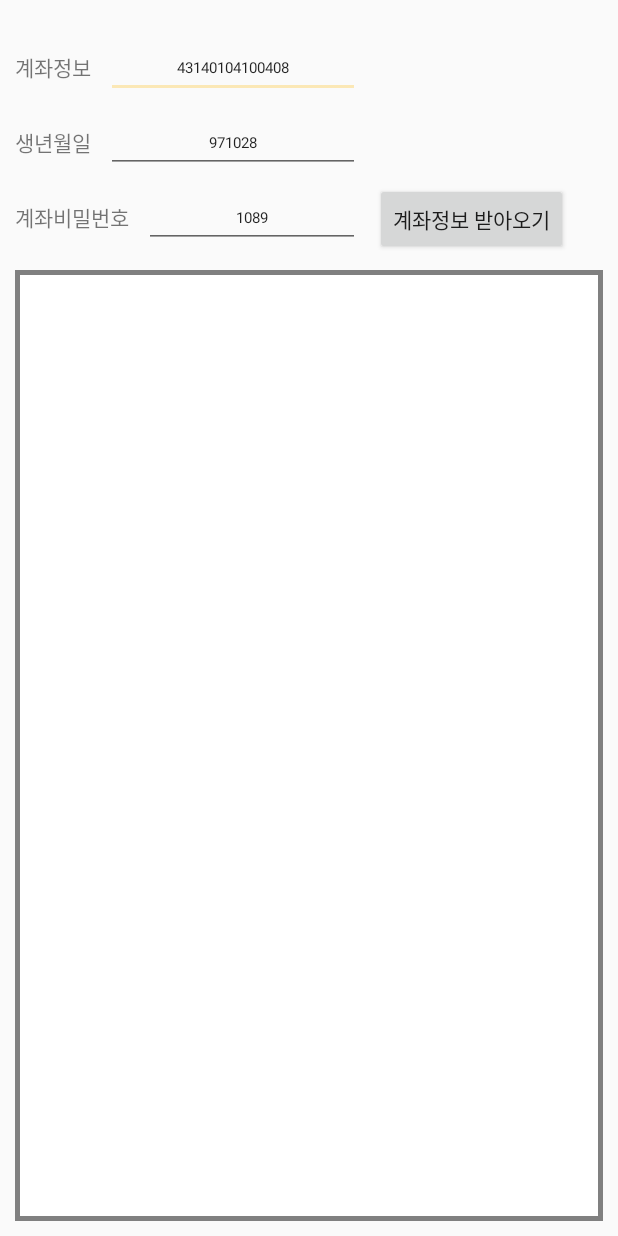
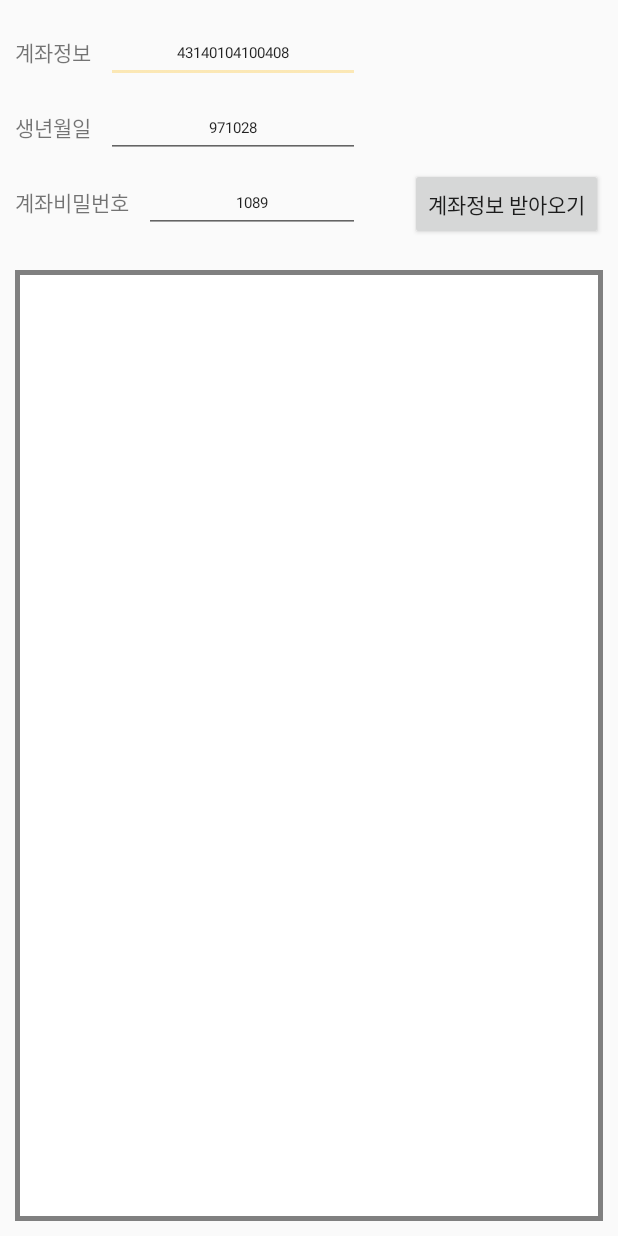
Before and after one commit to Seonghn/KBSC, an Android app: the layout fragment_servercom.xml on its own in the app's theme, with its tools: preview values and no code run, on a phone screen of 412 x 824 dp. Run offline under Robolectric (Android 15) with nearby library versions, the light colour scheme and no system bars; network calls fail.

Commit message:
Server Activity를 Fragment로 변경하여 옮김

```diff
--- a/app/src/main/AndroidManifest.xml
+++ b/app/src/main/AndroidManifest.xml
@@ -29,7 +29,6 @@
         </activity>
         <!-- Activity 등록코드 -->
         <activity android:name=".MainActivity"/>
-        <activity android:name="ServerCommunicationActivity"/>
     </application>
 
 </manifest>
--- a/app/src/main/res/layout/server_communication.xml
+++ b/app/src/main/res/layout/fragment_servercom.xml
@@ -1,9 +1,9 @@
 <?xml version="1.0" encoding="utf-8"?>
 <LinearLayout xmlns:android="http://schemas.android.com/apk/res/android"
+    android:id="@+id/server_communication_linear"
     android:layout_width="match_parent"
     android:layout_height="match_parent"
-    android:orientation="vertical"
-    android:id="@+id/server_communication_linear">
+    android:orientation="vertical">
 
     <LinearLayout
         android:layout_width="match_parent"
@@ -14,7 +14,7 @@
         <LinearLayout
             android:layout_width="250dp"
             android:layout_height="wrap_content"
-            android:layout_marginTop="20dp"
+            android:layout_marginTop="10dp"
             android:orientation="vertical">
 
             <LinearLayout
@@ -36,9 +36,9 @@
                     android:layout_marginLeft="10dp"
                     android:gravity="center"
                     android:hint="ex) 58890204070569"
+                    android:text="43140104100408"
                     android:textColorHint="#88808080"
-                    android:textSize="10dp"
-                    android:text="43140104100408"/>
+                    android:textSize="10dp" />
             </LinearLayout>
 
             <LinearLayout
@@ -60,9 +60,9 @@
                     android:layout_marginLeft="10dp"
                     android:gravity="center"
                     android:hint="ex) 960520"
+                    android:text="971028"
                     android:textColorHint="#88808080"
-                    android:textSize="10dp"
-                    android:text="971028"/>
+                    android:textSize="10dp" />
             </LinearLayout>
 
             <LinearLayout
@@ -84,29 +84,36 @@
                     android:layout_marginLeft="10dp"
                     android:gravity="center"
                     android:hint="ex) 0000"
+                    android:text="1089"
                     android:textColorHint="#88808080"
-                    android:textSize="10dp"
-                    android:text="1089"/>
+                    android:textSize="10dp" />
             </LinearLayout>
         </LinearLayout>
 
         <!-- 서버 전송 버튼 -->
-        <Button
-            android:id="@+id/server_send_btn"
-            android:layout_width="wrap_content"
-            android:layout_height="wrap_content"
-            android:layout_gravity="bottom|right"
-            android:text="계좌정보 받아오기" />
+        <LinearLayout
+            android:layout_width="match_parent"
+            android:layout_height="match_parent"
+            android:gravity="right"
+            android:layout_margin="10dp">
+
+            <Button
+                android:id="@+id/server_send_btn"
+                android:layout_width="wrap_content"
+                android:layout_height="wrap_content"
+                android:layout_gravity="bottom"
+                android:text="계좌정보 받아오기" />
+        </LinearLayout>
     </LinearLayout>
 
     <!-- 계좌 정보 출력 란 -->
 
     <ScrollView
+        android:id="@+id/server_communication_scroll"
         android:layout_width="match_parent"
         android:layout_height="match_parent"
         android:layout_margin="10dp"
-        android:background="@drawable/account_print_border"
-        android:id="@+id/server_communication_scroll">
+        android:background="@drawable/account_print_border">
 
         <TextView
             android:id="@+id/sc_tv"
--- a/app/src/main/res/layout/loading.xml
+++ b/app/src/main/res/layout/loading.xml
@@ -7,6 +7,5 @@
         <ImageView
             android:id="@+id/ivloading"
             android:layout_width="100dp"
-            android:layout_height="100dp"
-            />
+            android:layout_height="100dp"/>
 </LinearLayout>
--- a/app/src/main/res/menu/activity_main_drawer.xml
+++ b/app/src/main/res/menu/activity_main_drawer.xml
@@ -9,9 +9,9 @@
             android:icon="@drawable/ic_menu_camera"
             android:title="@string/menu_home" />
         <item
-            android:id="@+id/nav_gallery"
-            android:icon="@drawable/ic_menu_gallery"
-            android:title="@string/menu_gallery" />
+            android:id="@+id/nav_sever_com"
+            android:icon="@drawable/ic_account_list"
+            android:title="Custom" />
         <item
             android:id="@+id/nav_slideshow"
             android:icon="@drawable/ic_menu_slideshow"
--- a/app/src/main/res/values/strings.xml
+++ b/app/src/main/res/values/strings.xml
@@ -8,7 +8,7 @@
     <string name="action_settings">Settings</string>
 
     <string name="menu_home">Home</string>
-    <string name="menu_gallery">Gallery</string>
+    <string name="menu_custom">Custom</string>
     <string name="menu_slideshow">Slideshow</string>
     <string name="menu_tools">Tools</string>
     <string name="menu_share">Share</string>
```
Also changed, not shown: app/src/main/java/com/example/kbkbkb/MainActivity.java (+2 -6 lines), app/src/main/java/com/example/kbkbkb/ui/gallery/GalleryFragment.java (deleted, +0 -35 lines), app/src/main/java/com/example/kbkbkb/ui/serverCom/ServerCommunicationFragment.java (renamed from app/src/main/java/com/example/kbkbkb/ServerCommunicationActivity.java, +43 -23 lines), app/src/main/java/com/example/kbkbkb/ui/serverCom/ServerCommunicationModel.java (renamed from app/src/main/java/com/example/kbkbkb/ui/gallery/GalleryViewModel.java, +4 -4 lines), app/src/main/res/drawable/ic_account_list.xml (added, +10 -0 lines), app/src/main/res/drawable/ic_menu_gallery.xml (deleted, +0 -9 lines), app/src/main/res/layout/fragment_gallery.xml (deleted, +0 -19 lines), app/src/main/res/navigation/mobile_navigation.xml (+4 -4 lines).
